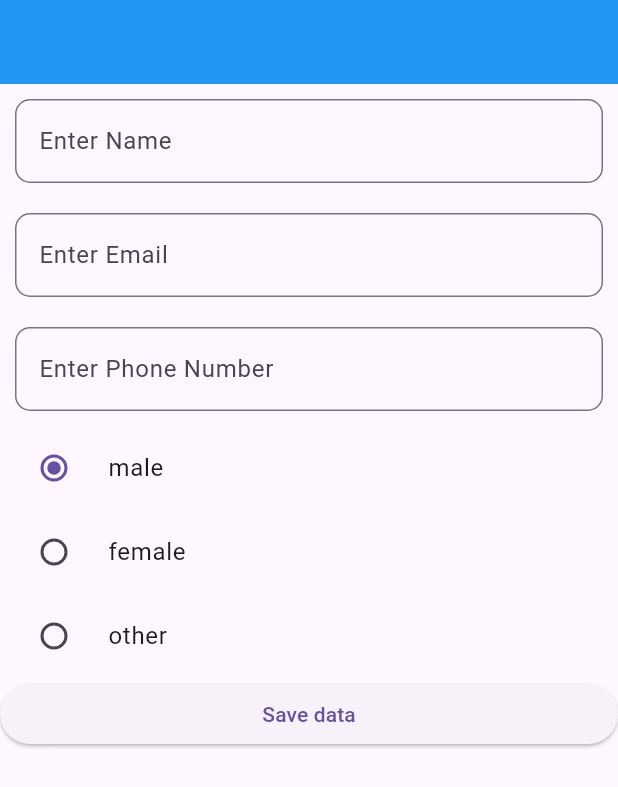
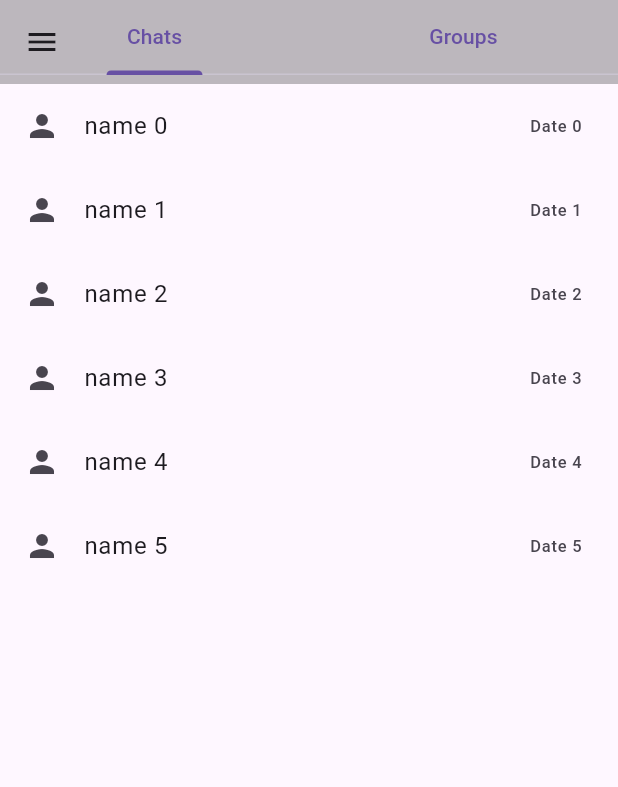
Before and after one commit to RathulVT/flutter, a Flutter app: the screen it shows after launch, on a phone screen of 412 x 824 dp. Shown: the top 787 px of the screen. Run offline on Flutter 3.47's test engine with Material 2 defaults, Android fonts, the phone set to English and light mode, and no system bars; missing offline and left inert: dart:ffi.

Commit message:
telegram

```diff
--- /dev/null
+++ b/lib/Telegram_Ui/Telegram_ui.dart
@@ -0,0 +1,83 @@
+import 'package:flutter/material.dart';
+import 'package:untitled/Telegram_Ui/drawerpage.dart';
+import 'package:untitled/Telegram_Ui/chats.dart';
+
+class TelegramUi extends StatefulWidget {
+  const TelegramUi({Key? key}) : super(key: key);
+
+  @override
+  State<TelegramUi> createState() => _TelegramUiState();
+}
+
+class _TelegramUiState extends State<TelegramUi> with TickerProviderStateMixin{
+  late TabController tabController;
+
+  @override
+  void initState(){
+    super.initState();
+    tabController = TabController(length: 2, vsync: this);
+  }
+
+  @override
+  Widget build(BuildContext context) {
+    return Scaffold(
+      appBar: AppBar(
+        flexibleSpace: Column(
+          children: [
+            TabBar(tabs:[
+              TextButton(onPressed: (){}, child: const Text("Chats")),
+              TextButton(onPressed: (){}, child: const Text("Groups")),
+            ],controller: TabController(length: 2, vsync: this ),),
+          ],
+        ),
+        backgroundColor: Colors.black26,centerTitle: true,
+      ),
+        drawer: const DrawerPage(),
+      // Drawer(
+      //   width: 200,
+      //   child: ListView(
+      //     children: const [
+      //       SizedBox(
+      //         height: 100,
+      //         child: DrawerHeader(
+      //             child: Column(
+      //           crossAxisAlignment: CrossAxisAlignment.start,
+      //           children: [
+      //             CircleAvatar(
+      //               backgroundColor: Colors.green,
+      //             ),
+      //             Text("name"),
+      //           ],
+      //         )),
+      //       ),
+      //       ListTile(
+      //         leading: Icon(Icons.person),
+      //         title: Text("Contacts"),
+      //       ),
+      //       ListTile(
+      //         leading: Icon(Icons.bookmark),
+      //         title: Text("saved msg"),
+      //       ),
+      //       ListTile(
+      //         leading: Icon(Icons.settings),
+      //         title: Text("settings"),
+      //       ),
+      //       ListTile(
+      //         leading: Icon(Icons.person_add),
+      //         title: Text("Contacts"),
+      //       ),
+      //     ],
+      //   ),
+      // ),
+      body: TabBarView(
+        controller: tabController,
+        children: const [
+        Tab(
+          child: Chats(),
+        ),
+      ],
+
+      ),
+    );
+  }
+}
--- /dev/null
+++ b/lib/Telegram_Ui/chats.dart
@@ -0,0 +1,31 @@
+import 'package:flutter/material.dart';
+
+class Chats extends StatefulWidget {
+  const Chats({Key? key}) : super(key: key);
+
+  @override
+  State<Chats> createState() => _ChatsState();
+}
+
+class _ChatsState extends State<Chats> {
+  @override
+  Widget build(BuildContext context) {
+    return Scaffold(
+      body: SafeArea(child:
+          ListView.builder(
+            itemCount: 6,
+            itemBuilder: (BuildContext context, int index) {
+              return ListTile(
+                leading: Icon(Icons.person),
+                title: Text("name $index"),
+                trailing: Text("Date $index"),
+              );
+            },
+
+          )
+
+
+      ),
+    );
+  }
+}
--- a/lib/main.dart
+++ b/lib/main.dart
@@ -8,6 +8,7 @@ import 'package:untitled/whatsapp_frontpage.dart';
 
 import 'FormField.dart';
 import 'NavgationButton.dart';
+import 'Telegram_Ui/Telegram_ui.dart';
 import 'Telegram_ui.dart';
 import 'drawer.dart';
 import 'form.dart';
@@ -30,12 +31,13 @@ class MyApp extends StatelessWidget {
   @override
   Widget build(BuildContext context) {
     return MaterialApp(
+       debugShowCheckedModeBanner: false,
       theme: ThemeData(
         useMaterial3: true
 
       ),
 
-      home: DataloginPage(),
+      home: TelegramUi(),
 
     );
   }
--- a/lib/whtaspp/tabbarpages.dart
+++ b/lib/whtaspp/tabbarpages.dart
@@ -20,7 +20,6 @@ class _TabbarpagesState extends State<Tabbarpages> {
               width: 50,
               decoration: BoxDecoration(
                 borderRadius: BorderRadius.circular(300),
-               border: BoxBorder,
                 color: Colors.blueGrey,
               ),
             ),
```
Also changed, not shown: lib/Telegram_Ui/drawerpage.dart (added, +54 -0 lines), lib/login_page/FormField.dart (added, +119 -0 lines), lib/login_page/SavedPage.dart (added, +17 -0 lines).
